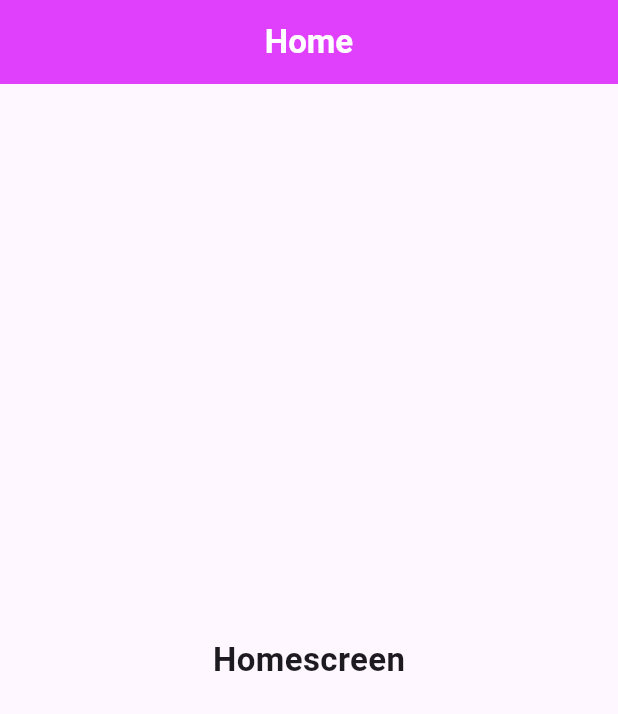
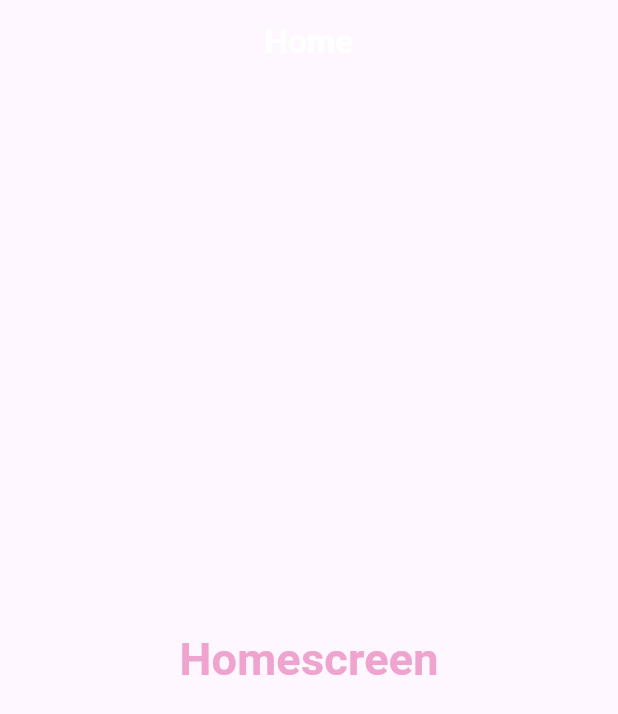
Before and after one commit to ismailSilkron/pei_yee_session, a Flutter app: the screen it shows after launch, on a phone screen of 412 x 824 dp. Shown: the top 714 px of the screen. Run offline on Flutter 3.47's test engine with Material 3 defaults, Android fonts, the phone set to English and light mode, and no system bars.

Commit message:
setup app theme

```diff
--- /dev/null
+++ b/lib/config/app_pallete.dart
@@ -0,0 +1,17 @@
+import 'package:flutter/material.dart';
+
+class AppPallete {
+  static const Color pinkColor = Color(0XFFEEA4CE);
+  static const Color blueColor = Color(0XFF9DCEFF);
+  static const Color backgroundColor = Color.fromRGBO(24, 24, 32, 1);
+  static const Color gradient1 = Color.fromRGBO(187, 63, 221, 1);
+  static const Color gradient2 = Color.fromRGBO(251, 109, 169, 1);
+  static const Color gradient3 = Color.fromRGBO(255, 159, 124, 1);
+  static const Color borderColor = Color.fromRGBO(52, 51, 67, 1);
+  static const Color whiteColor = Colors.white;
+  static const Color grayColor = Colors.grey;
+  static const Color errorColor = Colors.redAccent;
+  static const Color transparentColor = Colors.transparent;
+
+  const AppPallete();
+}
--- /dev/null
+++ b/lib/config/app_theme.dart
@@ -0,0 +1,53 @@
+import 'package:flutter/material.dart';
+import 'package:pei_yee_session/config/app_pallete.dart';
+
+class AppTheme {
+  static ThemeData lightMode(BuildContext context) {
+    return ThemeData.light().copyWith(
+      appBarTheme: _appBarTheme(context, Brightness.light),
+      textTheme: _textTheme(context, Brightness.light),
+    );
+  }
+
+  static ThemeData darkMode(BuildContext context) {
+    return ThemeData.dark().copyWith(
+      appBarTheme: _appBarTheme(context, Brightness.dark),
+      textTheme: _textTheme(context, Brightness.dark),
+    );
+  }
+
+  static AppBarTheme _appBarTheme(BuildContext context, Brightness brightness) {
+    final bool isDark = brightness == Brightness.dark;
+    return AppBarTheme(
+      centerTitle: true,
+      elevation: 0,
+      titleTextStyle: TextStyle(
+        fontWeight: FontWeight.bold,
+        fontSize: 22,
+        color: isDark ? AppPallete.whiteColor : null,
+      ),
+    );
+  }
+
+  static TextTheme _textTheme(BuildContext context, Brightness brightness) {
+    final Color primaryColor =
+        (brightness == Brightness.light)
+            ? AppPallete.pinkColor
+            : AppPallete.whiteColor;
+
+    return TextTheme(
+      titleMedium: TextStyle(
+        color: primaryColor,
+        fontSize: 16,
+        fontWeight: FontWeight.w500,
+        letterSpacing: 0.15,
+      ),
+      titleLarge: TextStyle(
+        color: primaryColor,
+        fontSize: 30,
+        fontWeight: FontWeight.bold,
+        letterSpacing: 0.15,
+      ),
+    );
+  }
+}
--- a/lib/main.dart
+++ b/lib/main.dart
@@ -1,4 +1,5 @@
 import 'package:flutter/material.dart';
+import 'package:pei_yee_session/config/app_theme.dart';
 import 'package:pei_yee_session/screen/home/view/home_screen.dart';
 
 void main() {
@@ -11,6 +12,11 @@ class MyApp extends StatelessWidget {
   // This widget is the root of your application.
   @override
   Widget build(BuildContext context) {
-    return MaterialApp(home: HomeScreen(), debugShowCheckedModeBanner: false);
+    return MaterialApp(
+      home: HomeScreen(),
+      theme: AppTheme.lightMode(context),
+
+      debugShowCheckedModeBanner: false,
+    );
   }
 }
--- a/lib/screen/home/view/home_screen.dart
+++ b/lib/screen/home/view/home_screen.dart
@@ -11,22 +11,11 @@ class _HomeScreenState extends State<HomeScreen> {
   @override
   Widget build(BuildContext context) {
     return Scaffold(
-      appBar: AppBar(
-        title: Text(
-          "Home",
-          style: TextStyle(
-            color: Colors.white,
-            fontWeight: FontWeight.bold,
-            fontSize: 22,
-          ),
-        ),
-        centerTitle: true,
-        backgroundColor: Colors.purpleAccent,
-      ),
+      appBar: AppBar(title: Text("Home")),
       body: Center(
         child: Text(
           "Homescreen",
-          style: TextStyle(fontSize: 22, fontWeight: FontWeight.bold),
+          style: Theme.of(context).textTheme.titleLarge,
         ),
       ),
     );
```
